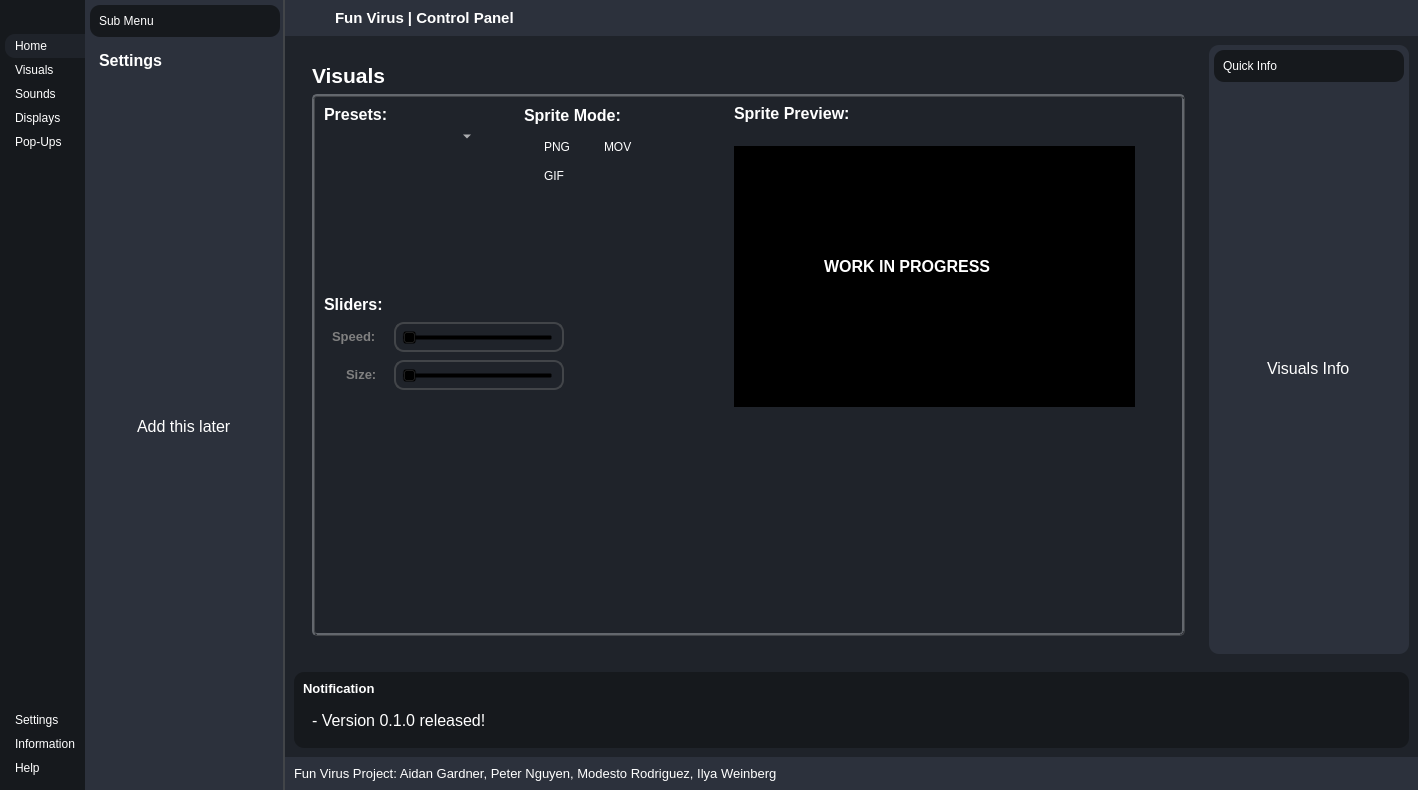
First picture: the form in controlpanel.ui, repository gardnera3/FunVirus, before the edit.
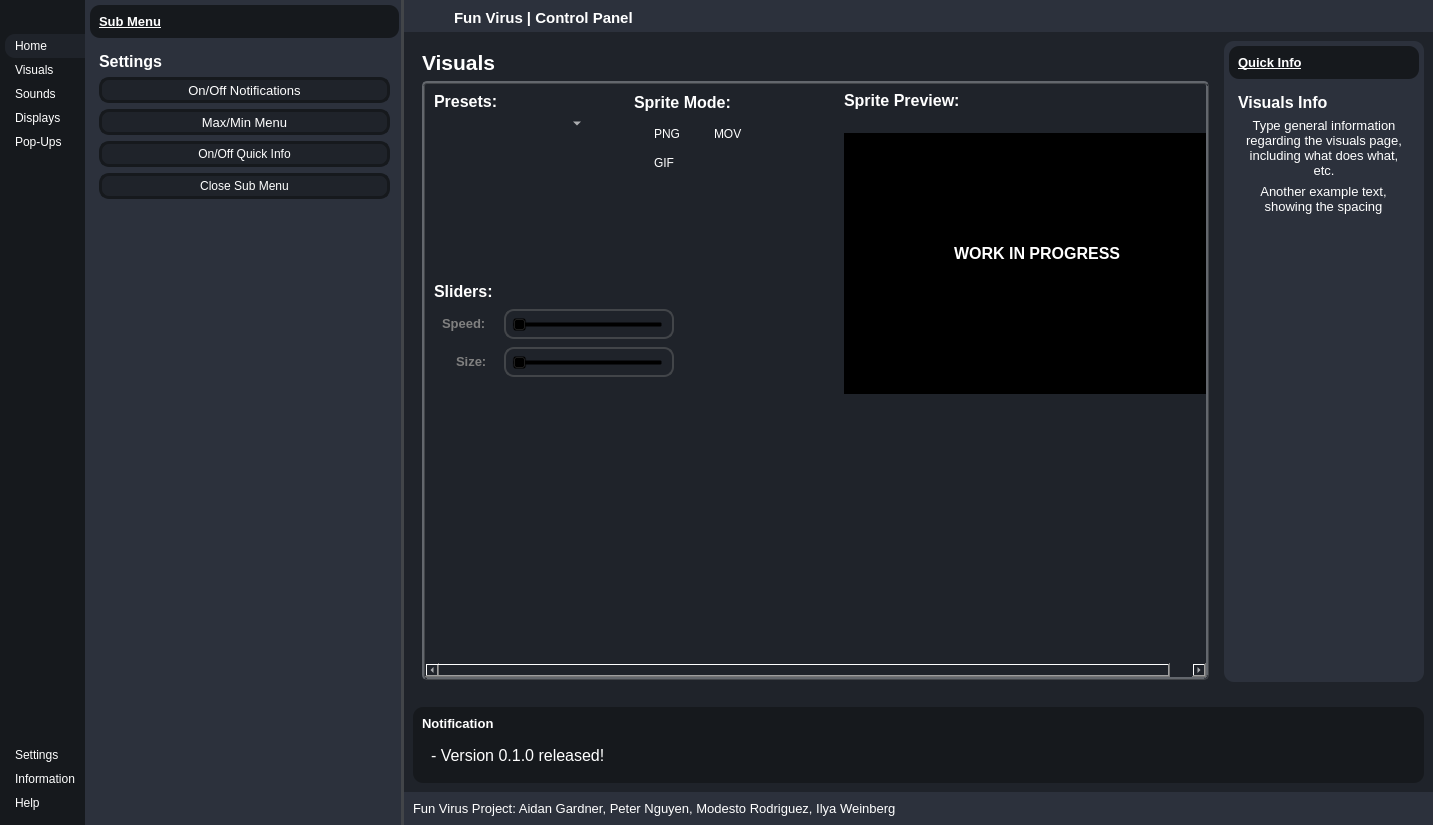
Second picture: the form after the edit. The open tabs and pages were chosen to show the change. Icons and pictures are not drawn.

Diff of the .ui file:
```diff
--- a/controlpanel.ui
+++ b/controlpanel.ui
@@ -6,8 +6,8 @@
    <rect>
     <x>0</x>
     <y>0</y>
-    <width>1418</width>
-    <height>790</height>
+    <width>1433</width>
+    <height>825</height>
    </rect>
   </property>
   <property name="windowTitle">
@@ -34,9 +34,17 @@
 	border-top-left-radius: 10px;
 	border-bottom-left-radius: 10px;
 }
+#pushButton_2, #pushButton_4, #pushButton_8, #pushButton_10{
+background-color:#1f232a;
+border-style: solid;
+border-color: #16191d;
+border-width: 3px;
+height: 20px;
+border-radius: 10px;
+}
 #centerMenuSubContainer{
 	background-color: #2c313c;
-	border-right: 2px solid #424549;
+	border-right: 3px solid #424549;
 }
 #rightMenuSubContainer{
 	background-color: #2c313c;
@@ -73,6 +81,9 @@
     </property>
     <item alignment="Qt::AlignLeft">
      <widget class="QWidget" name="leftMenuContainer" native="true">
+      <property name="styleSheet">
+       <string notr="true"/>
+      </property>
       <layout class="QVBoxLayout" name="verticalLayout">
        <property name="spacing">
         <number>0</number>
@@ -91,6 +102,9 @@
        </property>
        <item>
         <widget class="QWidget" name="leftMenuSubContainer" native="true">
+         <property name="styleSheet">
+          <string notr="true"/>
+         </property>
          <layout class="QVBoxLayout" name="verticalLayout_2">
           <property name="spacing">
            <number>0</number>
@@ -143,8 +157,8 @@
                 <string/>
                </property>
                <property name="icon">
-                <iconset>
-                 <normaloff>:/icons/icons/align-justify.svg</normaloff>:/icons/icons/align-justify.svg</iconset>
+                <iconset resource="resources.qrc">
+                 <normaloff>:/images/Assets/icons/align-justify.svg</normaloff>:/images/Assets/icons/align-justify.svg</iconset>
                </property>
                <property name="iconSize">
                 <size>
@@ -165,6 +179,9 @@
               <verstretch>0</verstretch>
              </sizepolicy>
             </property>
+            <property name="styleSheet">
+             <string notr="true"/>
+            </property>
             <property name="frameShape">
              <enum>QFrame::NoFrame</enum>
             </property>
@@ -196,8 +213,8 @@
                 <string>Home</string>
                </property>
                <property name="icon">
-                <iconset>
-                 <normaloff>:/icons/icons/home.svg</normaloff>:/icons/icons/home.svg</iconset>
+                <iconset resource="resources.qrc">
+                 <normaloff>:/images/Assets/icons/home.svg</normaloff>:/images/Assets/icons/home.svg</iconset>
                </property>
                <property name="iconSize">
                 <size>
@@ -216,8 +233,8 @@
                 <string>Visuals</string>
                </property>
                <property name="icon">
-                <iconset>
-                 <normaloff>:/icons/icons/image.svg</normaloff>:/icons/icons/image.svg</iconset>
+                <iconset resource="resources.qrc">
+                 <normaloff>:/images/Assets/icons/image.svg</normaloff>:/images/Assets/icons/image.svg</iconset>
                </property>
                <property name="iconSize">
                 <size>
@@ -236,8 +253,8 @@
                 <string>Sounds</string>
                </property>
                <property name="icon">
-                <iconset>
-                 <normaloff>:/icons/icons/speak.svg</normaloff>:/icons/icons/speak.svg</iconset>
+                <iconset resource="resources.qrc">
+                 <normaloff>:/images/Assets/icons/sounds.svg</normaloff>:/images/Assets/icons/sounds.svg</iconset>
                </property>
                <property name="iconSize">
                 <size>
@@ -256,8 +273,8 @@
                 <string>Displays</string>
                </property>
                <property name="icon">
-                <iconset>
-                 <normaloff>:/icons/icons/desktop.svg</normaloff>:/icons/icons/desktop.svg</iconset>
+                <iconset resource="resources.qrc">
+                 <normaloff>:/images/Assets/icons/Displays.svg</normaloff>:/images/Assets/icons/Displays.svg</iconset>
                </property>
                <property name="iconSize">
                 <size>
@@ -276,8 +293,8 @@
                 <string>Pop-Ups</string>
                </property>
                <property name="icon">
-                <iconset>
-                 <normaloff>:/icons/icons/alert-triangle.svg</normaloff>:/icons/icons/alert-triangle.svg</iconset>
+                <iconset resource="resources.qrc">
+                 <normaloff>:/images/Assets/icons/alert-triangle.svg</normaloff>:/images/Assets/icons/alert-triangle.svg</iconset>
                </property>
                <property name="iconSize">
                 <size>
@@ -333,8 +350,8 @@
                 <string>Settings</string>
                </property>
                <property name="icon">
-                <iconset>
-                 <normaloff>:/icons/icons/settings.svg</normaloff>:/icons/icons/settings.svg</iconset>
+                <iconset resource="resources.qrc">
+                 <normaloff>:/images/Assets/icons/settings.svg</normaloff>:/images/Assets/icons/settings.svg</iconset>
                </property>
                <property name="iconSize">
                 <size>
@@ -353,8 +370,8 @@
                 <string>Information</string>
                </property>
                <property name="icon">
-                <iconset>
-                 <normaloff>:/icons/icons/info.svg</normaloff>:/icons/icons/info.svg</iconset>
+                <iconset resource="resources.qrc">
+                 <normaloff>:/images/Assets/icons/info.svg</normaloff>:/images/Assets/icons/info.svg</iconset>
                </property>
                <property name="iconSize">
                 <size>
@@ -373,8 +390,8 @@
                 <string>Help</string>
                </property>
                <property name="icon">
-                <iconset>
-                 <normaloff>:/icons/icons/help-circle.svg</normaloff>:/icons/icons/help-circle.svg</iconset>
+                <iconset resource="resources.qrc">
+                 <normaloff>:/images/Assets/icons/help-circle.svg</normaloff>:/images/Assets/icons/help-circle.svg</iconset>
                </property>
                <property name="iconSize">
                 <size>
@@ -393,7 +410,7 @@
       </layout>
      </widget>
     </item>
-    <item alignment="Qt::AlignLeft">
+    <item alignment="Qt::AlignHCenter">
      <widget class="QWidget" name="centerMenuContainer" native="true">
       <property name="minimumSize">
        <size>
@@ -401,6 +418,9 @@
         <height>0</height>
        </size>
       </property>
+      <property name="styleSheet">
+       <string notr="true"/>
+      </property>
       <layout class="QVBoxLayout" name="verticalLayout_6">
        <property name="spacing">
         <number>0</number>
@@ -417,7 +437,7 @@
        <property name="bottomMargin">
         <number>0</number>
        </property>
-       <item>
+       <item alignment="Qt::AlignHCenter">
         <widget class="QWidget" name="centerMenuSubContainer" native="true">
          <property name="minimumSize">
           <size>
@@ -447,24 +467,29 @@
              <enum>QFrame::NoFrame</enum>
             </property>
             <layout class="QHBoxLayout" name="horizontalLayout_2">
-             <item>
+             <item alignment="Qt::AlignLeft">
               <widget class="QLabel" name="label">
+               <property name="font">
+                <font>
+                 <pointsize>10</pointsize>
+                 <weight>75</weight>
+                 <bold>true</bold>
+                 <underline>true</underline>
+                </font>
+               </property>
                <property name="text">
                 <string>Sub Menu</string>
                </property>
               </widget>
              </item>
              <item alignment="Qt::AlignRight">
-              <widget class="QPushButton" name="pushButton_2">
-               <property name="toolTip">
-                <string>Close Menu</string>
-               </property>
+              <widget class="QPushButton" name="pushButton_5">
                <property name="text">
                 <string/>
                </property>
                <property name="icon">
-                <iconset>
-                 <normaloff>:/icons/icons/x-circle.svg</normaloff>:/icons/icons/x-circle.svg</iconset>
+                <iconset resource="resources.qrc">
+                 <normaloff>:/images/Assets/icons/x-octagon.svg</normaloff>:/images/Assets/icons/x-octagon.svg</iconset>
                </property>
                <property name="iconSize">
                 <size>
@@ -487,13 +512,15 @@
             </property>
             <widget class="QWidget" name="page_5">
              <layout class="QVBoxLayout" name="verticalLayout_8">
-              <item alignment="Qt::AlignTop">
+              <item alignment="Qt::AlignLeft|Qt::AlignTop">
                <widget class="QLabel" name="label_2">
                 <property name="font">
                  <font>
                   <pointsize>12</pointsize>
                   <weight>75</weight>
+                  <italic>false</italic>
                   <bold>true</bold>
+                  <underline>false</underline>
                  </font>
                 </property>
                 <property name="text">
@@ -501,18 +528,82 @@
                 </property>
                </widget>
               </item>
-              <item alignment="Qt::AlignHCenter|Qt::AlignTop">
-               <widget class="QLabel" name="label_21">
+              <item>
+               <widget class="QPushButton" name="pushButton_2">
                 <property name="font">
                  <font>
-                  <pointsize>12</pointsize>
+                  <pointsize>10</pointsize>
                  </font>
                 </property>
+                <property name="styleSheet">
+                 <string notr="true"/>
+                </property>
                 <property name="text">
-                 <string>Add this later</string>
+                 <string>On/Off Notifications</string>
                 </property>
+                <property name="icon">
+                 <iconset resource="resources.qrc">
+                  <normaloff>:/images/Assets/icons/bell.svg</normaloff>:/images/Assets/icons/bell.svg</iconset>
+                </property>
                </widget>
               </item>
+              <item>
+               <widget class="QPushButton" name="pushButton_4">
+                <property name="font">
+                 <font>
+                  <pointsize>10</pointsize>
+                 </font>
+                </property>
+                <property name="text">
+                 <string>Max/Min Menu</string>
+                </property>
+                <property name="icon">
+                 <iconset resource="resources.qrc">
+                  <normaloff>:/images/Assets/icons/align-justify.svg</normaloff>:/images/Assets/icons/align-justify.svg</iconset>
+                </property>
+               </widget>
+              </item>
+              <item>
+               <widget class="QPushButton" name="pushButton_10">
+                <property name="text">
+                 <string>On/Off Quick Info</string>
+                </property>
+                <property name="icon">
+                 <iconset resource="resources.qrc">
+                  <normaloff>:/images/Assets/icons/x-octagon.svg</normaloff>:/images/Assets/icons/x-octagon.svg</iconset>
+                </property>
+                <property name="iconSize">
+                 <size>
+                  <width>16</width>
+                  <height>16</height>
+                 </size>
+                </property>
+               </widget>
+              </item>
+              <item>
+               <widget class="QPushButton" name="pushButton_8">
+                <property name="text">
+                 <string>Close Sub Menu</string>
+                </property>
+                <property name="icon">
+                 <iconset resource="resources.qrc">
+                  <normaloff>:/images/Assets/icons/x-octagon.svg</normaloff>:/images/Assets/icons/x-octagon.svg</iconset>
+                </property>
+               </widget>
+              </item>
+              <item>
+               <spacer name="verticalSpacer_2">
+                <property name="orientation">
+                 <enum>Qt::Vertical</enum>
+                </property>
+                <property name="sizeHint" stdset="0">
+                 <size>
+                  <width>20</width>
+                  <height>40</height>
+                 </size>
+                </property>
+               </spacer>
+              </item>
              </layout>
             </widget>
             <widget class="QWidget" name="page_6">
@@ -531,6 +622,52 @@
                 </property>
                </widget>
               </item>
+              <item alignment="Qt::AlignHCenter|Qt::AlignVCenter">
+               <widget class="QLabel" name="label_35">
+                <property name="font">
+                 <font>
+                  <pointsize>10</pointsize>
+                 </font>
+                </property>
+                <property name="text">
+                 <string>Created by: Aidan Gardner, Peter Ngyen, Modesto Rodriguez, Ilya Weinberg.</string>
+                </property>
+                <property name="alignment">
+                 <set>Qt::AlignLeading|Qt::AlignLeft|Qt::AlignVCenter</set>
+                </property>
+                <property name="wordWrap">
+                 <bool>true</bool>
+                </property>
+               </widget>
+              </item>
+              <item>
+               <widget class="QLabel" name="label_36">
+                <property name="font">
+                 <font>
+                  <pointsize>10</pointsize>
+                 </font>
+                </property>
+                <property name="text">
+                 <string>GUI was made with PyQt5 &amp; Qt Designer.</string>
+                </property>
+                <property name="wordWrap">
+                 <bool>true</bool>
+                </property>
+               </widget>
+              </item>
+              <item>
+               <spacer name="verticalSpacer_4">
+                <property name="orientation">
+                 <enum>Qt::Vertical</enum>
+                </property>
+                <property name="sizeHint" stdset="0">
+                 <size>
+                  <width>20</width>
+                  <height>40</height>
+                 </size>
+                </property>
+               </spacer>
+              </item>
              </layout>
             </widget>
             <widget class="QWidget" name="page_7">
@@ -589,6 +726,9 @@
        <item>
         <widget class="QWidget" name="headerContainer" native="true">
          <layout class="QHBoxLayout" name="horizontalLayout_4">
+          <property name="bottomMargin">
+           <number>5</number>
+          </property>
           <item>
            <widget class="QFrame" name="frame_5">
             <property name="frameShape">
@@ -678,8 +818,8 @@
                 <string/>
                </property>
                <property name="icon">
-                <iconset>
-                 <normaloff>:/icons/icons/more-horizontal.svg</normaloff>:/icons/icons/more-horizontal.svg</iconset>
+                <iconset resource="resources.qrc">
+                 <normaloff>:/images/Assets/icons/more-horizontal.svg</normaloff>:/images/Assets/icons/more-horizontal.svg</iconset>
                </property>
                <property name="iconSize">
                 <size>
@@ -698,8 +838,8 @@
                 <string/>
                </property>
                <property name="icon">
-                <iconset>
-                 <normaloff>:/icons/icons/user.svg</normaloff>:/icons/icons/user.svg</iconset>
+                <iconset resource="resources.qrc">
+                 <normaloff>:/images/Assets/icons/user.svg</normaloff>:/images/Assets/icons/user.svg</iconset>
                </property>
                <property name="iconSize">
                 <size>
@@ -742,8 +882,8 @@
                 <string/>
                </property>
                <property name="icon">
-                <iconset>
-                 <normaloff>:/icons/icons/minus.svg</normaloff>:/icons/icons/minus.svg</iconset>
+                <iconset resource="resources.qrc">
+                 <normaloff>:/images/Assets/icons/minus.svg</normaloff>:/images/Assets/icons/minus.svg</iconset>
                </property>
                <property name="iconSize">
                 <size>
@@ -762,8 +902,8 @@
                 <string/>
                </property>
                <property name="icon">
-                <iconset>
-                 <normaloff>:/icons/icons/square.svg</normaloff>:/icons/icons/square.svg</iconset>
+                <iconset resource="resources.qrc">
+                 <normaloff>:/images/Assets/icons/square.svg</normaloff>:/images/Assets/icons/square.svg</iconset>
                </property>
                <property name="iconSize">
                 <size>
@@ -782,8 +922,8 @@
                 <string/>
                </property>
                <property name="icon">
-                <iconset>
-                 <normaloff>:/icons/icons/x.svg</normaloff>:/icons/icons/x.svg</iconset>
+                <iconset resource="resources.qrc">
+                 <normaloff>:/images/Assets/icons/x.svg</normaloff>:/images/Assets/icons/x.svg</iconset>
                </property>
                <property name="iconSize">
                 <size>
@@ -807,10 +947,25 @@
            <verstretch>0</verstretch>
           </sizepolicy>
          </property>
+         <property name="styleSheet">
+          <string notr="true"/>
+         </property>
          <layout class="QHBoxLayout" name="horizontalLayout_7">
           <item>
            <widget class="QWidget" name="mainContentsContainer" native="true">
-            <layout class="QVBoxLayout" name="verticalLayout_16">
+            <layout class="QHBoxLayout" name="horizontalLayout_16">
+             <property name="leftMargin">
+              <number>0</number>
+             </property>
+             <property name="topMargin">
+              <number>0</number>
+             </property>
+             <property name="rightMargin">
+              <number>0</number>
+             </property>
+             <property name="bottomMargin">
+              <number>0</number>
+             </property>
              <item>
               <widget class="QStackedWidget" name="stackedWidget_3">
                <property name="currentIndex">
@@ -818,7 +973,7 @@
                </property>
                <widget class="QWidget" name="page_3">
                 <layout class="QVBoxLayout" name="verticalLayout_17">
-                 <item>
+                 <item alignment="Qt::AlignLeft|Qt::AlignTop">
                   <widget class="QLabel" name="label_10">
                    <property name="font">
                     <font>
@@ -848,8 +1003,8 @@
                      <rect>
                       <x>0</x>
                       <y>0</y>
-                      <width>901</width>
-                      <height>444</height>
+                      <width>814</width>
+                      <height>568</height>
                      </rect>
                     </property>
                     <property name="styleSheet">
@@ -943,8 +1098,8 @@
                      <rect>
                       <x>0</x>
                       <y>0</y>
-                      <width>848</width>
-                      <height>465</height>
+                      <width>818</width>
+                      <height>318</height>
                      </rect>
                     </property>
                     <layout class="QHBoxLayout" name="horizontalLayout_14">
@@ -1294,9 +1449,9 @@
                         <widget class="QLabel" name="label_33">
                          <property name="geometry">
                           <rect>
-                           <x>90</x>
+                           <x>110</x>
                            <y>110</y>
-                           <width>221</width>
+                           <width>191</width>
                            <height>20</height>
                           </rect>
                          </property>
@@ -1366,8 +1521,8 @@
                      <rect>
                       <x>0</x>
                       <y>0</y>
-                      <width>94</width>
-                      <height>24</height>
+                      <width>76</width>
+                      <height>18</height>
                      </rect>
                     </property>
                     <layout class="QHBoxLayout" name="horizontalLayout_15">
@@ -1431,8 +1586,8 @@
                      <rect>
                       <x>0</x>
                       <y>0</y>
-                      <width>94</width>
-                      <height>24</height>
+                      <width>76</width>
+                      <height>16</height>
                      </rect>
                     </property>
                     <widget class="QLabel" name="label_30">
@@ -1484,8 +1639,8 @@
                      <rect>
                       <x>0</x>
                       <y>0</y>
-                      <width>94</width>
-                      <height>24</height>
+                      <width>76</width>
+                      <height>16</height>
                      </rect>
                     </property>
                     <widget class="QLabel" name="label_31">
@@ -1538,7 +1693,7 @@
               <number>0</number>
              </property>
              <property name="bottomMargin">
-              <number>0</number>
+              <number>7</number>
              </property>
              <item alignment="Qt::AlignRight">
               <widget class="QWidget" name="rightMenuSubContainer" native="true">
@@ -1548,6 +1703,12 @@
                  <height>0</height>
                 </size>
                </property>
+               <property name="maximumSize">
+                <size>
+                 <width>200</width>
+                 <height>16777215</height>
+                </size>
+               </property>
                <layout class="QVBoxLayout" name="verticalLayout_13">
                 <property name="spacing">
                  <number>5</number>
@@ -1564,30 +1725,35 @@
                 <property name="bottomMargin">
                  <number>5</number>
                 </property>
-                <item>
+                <item alignment="Qt::AlignTop">
                  <widget class="QFrame" name="frame_8">
                   <property name="frameShape">
                    <enum>QFrame::NoFrame</enum>
                   </property>
                   <layout class="QHBoxLayout" name="horizontalLayout_8">
-                   <item>
+                   <item alignment="Qt::AlignLeft">
                     <widget class="QLabel" name="label_7">
+                     <property name="font">
+                      <font>
+                       <pointsize>10</pointsize>
+                       <weight>75</weight>
+                       <bold>true</bold>
+                       <underline>true</underline>
+                      </font>
+                     </property>
                      <property name="text">
                       <string>Quick Info</string>
                      </property>
                     </widget>
                    </item>
                    <item alignment="Qt::AlignRight">
-                    <widget class="QPushButton" name="pushButton_8">
-                     <property name="toolTip">
-                      <string>Close Menu</string>
-                     </property>
+                    <widget class="QPushButton" name="pushButton_11">
                      <property name="text">
                       <string/>
                      </property>
                      <property name="icon">
-                      <iconset>
-                       <normaloff>:/icons/icons/x-circle.svg</normaloff>:/icons/icons/x-circle.svg</iconset>
+                      <iconset resource="resources.qrc">
+                       <normaloff>:/images/Assets/icons/x-octagon.svg</normaloff>:/images/Assets/icons/x-octagon.svg</iconset>
                      </property>
                      <property name="iconSize">
                       <size>
@@ -1610,11 +1776,13 @@
                   </property>
                   <widget class="QWidget" name="page">
                    <layout class="QVBoxLayout" name="verticalLayout_14">
-                    <item alignment="Qt::AlignHCenter">
+                    <item alignment="Qt::AlignHCenter|Qt::AlignTop">
                      <widget class="QLabel" name="label_8">
                       <property name="font">
                        <font>
                         <pointsize>12</pointsize>
+                        <weight>75</weight>
+                        <bold>true</bold>
                        </font>
                       </property>
                       <property name="text">
@@ -1626,11 +1794,15 @@
                   </widget>
                   <widget class="QWidget" name="page_2">
                    <layout class="QVBoxLayout" name="verticalLayout_15">
-                    <item alignment="Qt::AlignHCenter">
+                    <item alignment="Qt::AlignLeft|Qt::AlignTop">
                      <widget class="QLabel" name="label_9">
                       <property name="font">
                        <font>
                         <pointsize>12</pointsize>
+                        <weight>75</weight>
+                        <bold>true</bold>
+                        <underline>false</underline>
+                        <kerning>true</kerning>
                        </font>
                       </property>
                       <property name="text">
@@ -1638,6 +1810,58 @@
                       </property>
                      </widget>
                     </item>
+                    <item alignment="Qt::AlignHCenter|Qt::AlignVCenter">
+                     <widget class="QLabel" name="label_21">
+                      <property name="font">
+                       <font>
+                        <pointsize>10</pointsize>
+                       </font>
+                      </property>
+                      <property name="text">
+                       <string>Type general information regarding the visuals page, including what does what, etc.</string>
+                      </property>
+                      <property name="alignment">
+                       <set>Qt::AlignCenter</set>
+                      </property>
+                      <property name="wordWrap">
+                       <bool>true</bool>
+                      </property>
+                      <property name="margin">
+                       <number>0</number>
+                      </property>
+                     </widget>
+                    </item>
+                    <item alignment="Qt::AlignHCenter|Qt::AlignVCenter">
+                     <widget class="QLabel" name="label_34">
+                      <property name="font">
+                       <font>
+                        <pointsize>10</pointsize>
+                       </font>
+                      </property>
+                      <property name="text">
+                       <string>Another example text, showing the spacing</string>
+                      </property>
+                      <property name="alignment">
+                       <set>Qt::AlignCenter</set>
+                      </property>
+                      <property name="wordWrap">
+                       <bool>true</bool>
+                      </property>
+                     </widget>
+                    </item>
+                    <item>
+                     <spacer name="verticalSpacer_3">
+                      <property name="orientation">
+                       <enum>Qt::Vertical</enum>
+                      </property>
+                      <property name="sizeHint" stdset="0">
+                       <size>
+                        <width>20</width>
+                        <height>40</height>
+                       </size>
+                      </property>
+                     </spacer>
+                    </item>
                    </layout>
                   </widget>
                   <widget class="QWidget" name="page_11">
@@ -1702,7 +1926,7 @@
        <item>
         <widget class="QWidget" name="popupNotificationContainer" native="true">
          <layout class="QVBoxLayout" name="verticalLayout_20">
-          <item>
+          <item alignment="Qt::AlignBottom">
            <widget class="QWidget" name="popupNotificationSubContainer" native="true">
             <layout class="QVBoxLayout" name="verticalLayout_21">
              <item>
@@ -1743,7 +1967,7 @@
                   </property>
                  </widget>
                 </item>
-                <item alignment="Qt::AlignRight">
+                <item>
                  <widget class="QPushButton" name="pushButton_9">
                   <property name="toolTip">
                    <string>Close Notification</string>
@@ -1752,8 +1976,8 @@
                    <string/>
                   </property>
                   <property name="icon">
-                   <iconset>
-                    <normaloff>:/icons/icons/x-octagon.svg</normaloff>:/icons/icons/x-octagon.svg</iconset>
+                   <iconset resource="resources.qrc">
+                    <normaloff>:/images/Assets/icons/x-octagon.svg</normaloff>:/images/Assets/icons/x-octagon.svg</iconset>
                   </property>
                   <property name="iconSize">
                    <size>
@@ -1772,7 +1996,7 @@
          </layout>
         </widget>
        </item>
-       <item>
+       <item alignment="Qt::AlignBottom">
         <widget class="QWidget" name="footerContainer" native="true">
          <layout class="QHBoxLayout" name="horizontalLayout_10">
           <property name="spacing">
```
